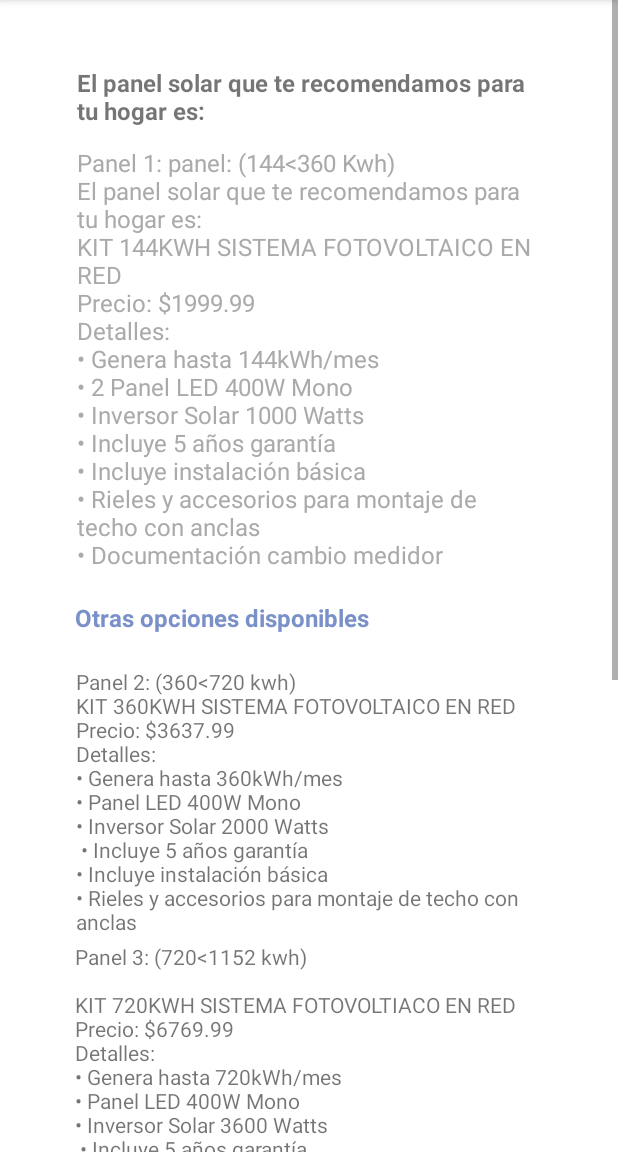
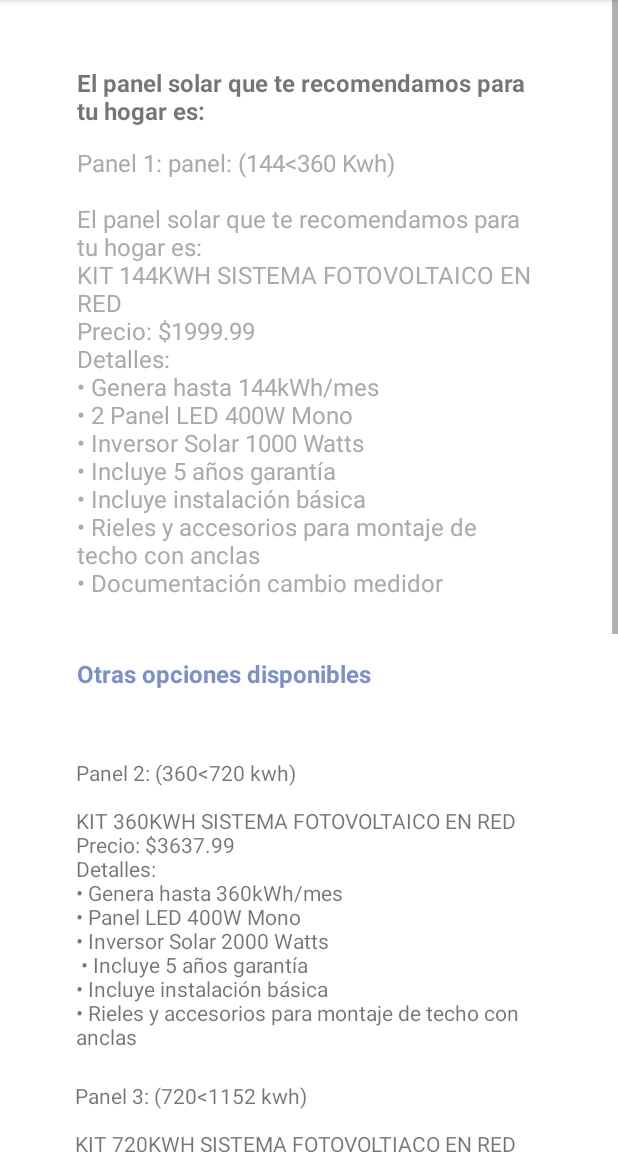
Before and after one commit to Jefferson545/proyectote, an Android app: the Activity_calc_panels screen opened directly, with no data from a screen before it, on a phone screen of 412 x 824 dp, the part 84-1236 px from its top. Run offline under Robolectric (Android 15) with nearby library versions, the phone set to English and light mode, and no system bars; 6 statements that could not run were skipped.

```diff
--- a/app/src/main/java/com/example/proyectocasifull/Activity_calc_panels.java
+++ b/app/src/main/java/com/example/proyectocasifull/Activity_calc_panels.java
@@ -87,7 +87,7 @@ public class Activity_calc_panels extends AppCompatActivity {
 
     }
     public String panel1(){
-        String info = "panel: (144<360 Kwh)\n" +
+        String info = "panel: (144<360 Kwh)\n\n" +
                 "El panel solar que te recomendamos para tu hogar es:\n" +
                 "KIT 144KWH SISTEMA FOTOVOLTAICO EN RED\n" +
                 "Precio: $1999.99\n" +
@@ -98,11 +98,11 @@ public class Activity_calc_panels extends AppCompatActivity {
                 "• Incluye 5 años garantía\n" +
                 "• Incluye instalación básica\n" +
                 "• Rieles y accesorios para montaje de techo con anclas\n" +
-                "• Documentación cambio medidor";
+                "• Documentación cambio medidor\n";
         return info;
     }
     public String panel2(){
-        String info="(360<720 kwh)\n"+
+        String info="(360<720 kwh)\n\n"+
 
                 "KIT 360KWH SISTEMA FOTOVOLTAICO EN RED\n"+
                 "Precio: $3637.99\n"+
@@ -112,7 +112,7 @@ public class Activity_calc_panels extends AppCompatActivity {
                 "• Inversor Solar 2000 Watts\n "+
                 "• Incluye 5 años garantía\n"+
                 "• Incluye instalación básica\n"+
-                "• Rieles y accesorios para montaje de techo con anclas";
+                "• Rieles y accesorios para montaje de techo con anclas\n";
         return info;
     }
     public String panel3(){
@@ -126,11 +126,11 @@ public class Activity_calc_panels extends AppCompatActivity {
                 "• Inversor Solar 3600 Watts\n "+
                 "• Incluye 5 años garantía\n"+
                 "• Incluye instalación básica\n"+
-                "• Rieles y accesorios para montaje de techo con anclas";
+                "• Rieles y accesorios para montaje de techo con anclas\n";
         return info;
     }
     public String panel4(){
-        String info="(1152<2304 kwh)\n\n\n"+
+        String info="(1152<2304 kwh)\n\n"+
 
                 "KIT 1152KWH SISTEMA FOTOVOLTAICO EN RED\n"+
                 "Precio: $11,113.99\n\n"+
@@ -140,11 +140,11 @@ public class Activity_calc_panels extends AppCompatActivity {
                 "• Inversor Solar 6000 Watts\n "+
                 "• Incluye 5 años garantía\n"+
                 "• Incluye instalación básica\n"+
-                "• Rieles y accesorios para montaje de techo con anclas";
+                "• Rieles y accesorios para montaje de techo con anclas\n";
         return info;
     }
     public String panel5(){
-        String info ="(2304<infinito)\n\n\n\n"+
+        String info ="(2304<infinito)\n\n"+
                 "KIT 2304KWH SISTEMA FOTOVOLTAICO EN RED\n"+
                 "Precio: $23,439.99\n\n"+
                 "Detalles:\n"+
@@ -153,7 +153,7 @@ public class Activity_calc_panels extends AppCompatActivity {
                 "• Inversor Solar 3600 Watts\n "+
                 "• Incluye 5 años garantía\n"+
                 "• Incluye instalación básica\n"+
-                "• Rieles y accesorios para montaje de techo con anclas";
+                "• Rieles y accesorios para montaje de techo con anclasn\n4";
         return info;
     }
 
--- a/app/src/main/res/layout/activity_calc_panels.xml
+++ b/app/src/main/res/layout/activity_calc_panels.xml
@@ -18,7 +18,6 @@
             android:text="El panel solar que te recomendamos para tu hogar es:"
             android:textSize="16sp"
             android:textStyle="bold"
-
             app:layout_constraintEnd_toEndOf="parent"
             app:layout_constraintStart_toStartOf="parent"
             app:layout_constraintTop_toTopOf="parent" />
@@ -29,7 +28,7 @@
             android:layout_height="wrap_content"
             android:clickable="true"
             android:onClick="click"
-            android:text=""
+            android:text="ewqwqe"
             android:textColor="@android:color/darker_gray"
             android:textSize="16sp"
             app:layout_constraintBottom_toTopOf="@+id/textViewVerMas"
@@ -39,14 +38,13 @@
 
         <TextView
             android:id="@+id/textViewVerMas"
-            android:layout_width="312dp"
-            android:layout_height="40dp"
+            android:layout_width="309dp"
+            android:layout_height="63dp"
             android:layout_marginTop="20dp"
             android:text="Otras opciones disponibles"
             android:textColor="@color/material_dynamic_primary60"
             android:textSize="16sp"
             android:textStyle="bold"
-            android:onClick="metodo"
             app:layout_constraintEnd_toEndOf="parent"
             app:layout_constraintStart_toStartOf="parent"
             app:layout_constraintTop_toBottomOf="@+id/primerPanel" />
```
